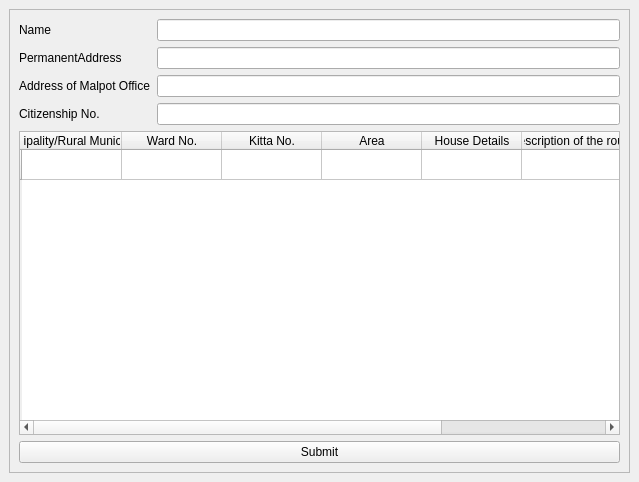
Before: the Qt Designer form Smartward/forms/sifaris/gharbato.ui in cygnus55/smartward, drawn with Qt 5.
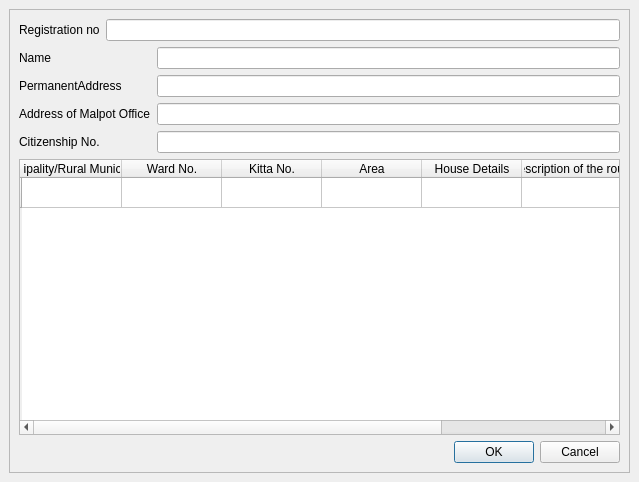
After: the same form once the commit is applied.

```diff
--- a/Smartward/forms/sifaris/gharbato.ui
+++ b/Smartward/forms/sifaris/gharbato.ui
@@ -25,12 +25,26 @@
         <rect>
          <x>0</x>
          <y>0</y>
-         <width>619</width>
-         <height>462</height>
+         <width>615</width>
+         <height>458</height>
         </rect>
        </property>
        <layout class="QGridLayout" name="gridLayout_2">
-        <item row="1" column="0">
+        <item row="0" column="0">
+         <layout class="QFormLayout" name="formLayout_2">
+          <item row="0" column="0">
+           <widget class="QLabel" name="registrationNoLabel">
+            <property name="text">
+             <string>Registration no</string>
+            </property>
+           </widget>
+          </item>
+          <item row="0" column="1">
+           <widget class="QLineEdit" name="registrationNoLineEdit"/>
+          </item>
+         </layout>
+        </item>
+        <item row="2" column="0">
          <widget class="QTableWidget" name="tableWidget">
           <row>
            <property name="text">
@@ -74,7 +88,7 @@
           </column>
          </widget>
         </item>
-        <item row="0" column="0">
+        <item row="1" column="0">
          <layout class="QFormLayout" name="formLayout">
           <item row="0" column="0">
            <widget class="QLabel" name="nameLabel">
@@ -118,10 +132,10 @@
           </item>
          </layout>
         </item>
-        <item row="2" column="0">
-         <widget class="QPushButton" name="pushButton_submit">
-          <property name="text">
-           <string>Submit</string>
+        <item row="3" column="0">
+         <widget class="QDialogButtonBox" name="buttonBox">
+          <property name="standardButtons">
+           <set>QDialogButtonBox::Cancel|QDialogButtonBox::Ok</set>
           </property>
          </widget>
         </item>
```
